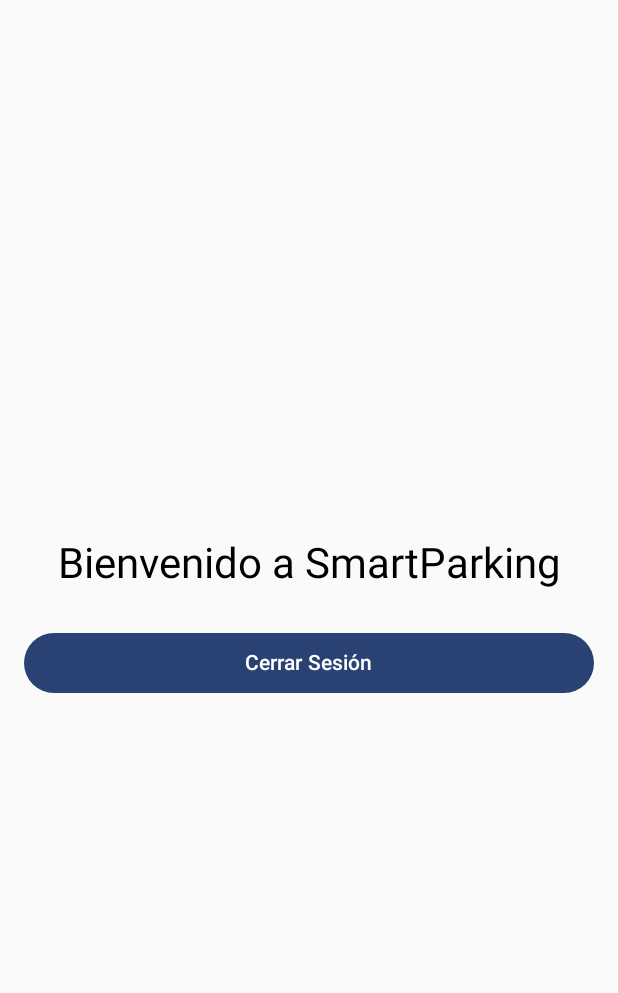
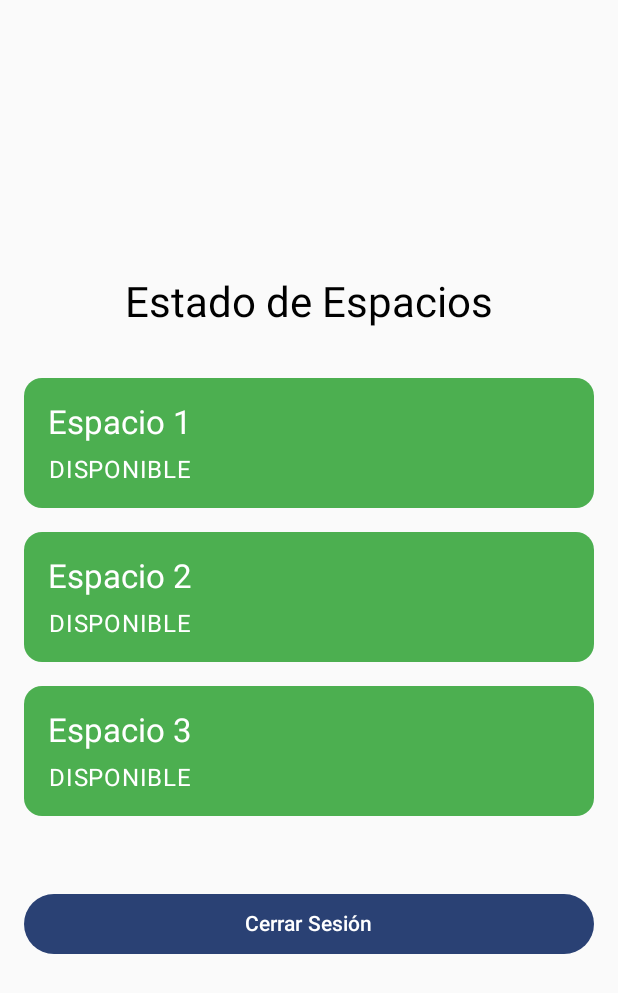
Before and after one commit to sebdev16/Parking-AI-mobile, an Android app built with Jetpack Compose: the ParkingSpacesScreen screen opened through its navigation route, on a phone screen of 412 x 824 dp. Shown: the top 993 px of the screen. Run offline under Robolectric (Android 15) with nearby library versions, the phone set to English and light mode, and no system bars; our stand-ins replace Firebase (no records; nobody signed in at launch, a user with empty details on screens opened directly).

Commit message:
Una nueva esperanza

```diff
--- a/app/build.gradle.kts
+++ b/app/build.gradle.kts
@@ -58,6 +58,7 @@ dependencies {
     implementation(libs.androidx.material3)
     implementation(libs.firebase.auth)
     implementation(libs.firebase.database)
+    implementation(libs.androidx.runtime.livedata)
     testImplementation(libs.junit)
     androidTestImplementation(libs.androidx.junit)
     androidTestImplementation(libs.androidx.espresso.core)
@@ -65,4 +66,6 @@ dependencies {
     androidTestImplementation(libs.androidx.ui.test.junit4)
     debugImplementation(libs.androidx.ui.tooling)
     debugImplementation(libs.androidx.ui.test.manifest)
+
+    implementation ("com.google.firebase:firebase-database-ktx:20.3.1")//agragada
 }
--- a/app/src/main/java/com/example/parkingai/MainActivity.kt
+++ b/app/src/main/java/com/example/parkingai/MainActivity.kt
@@ -42,7 +42,10 @@ class MainActivity : ComponentActivity() {
                     composable("splash") { SplashScreen(navController) }
                     composable("login") { LoginScreen(navController) }
                     composable("register") { RegisterScreen(navController) }
-                    composable("home") { HomeScreen(navController) }
+                    composable("home") {
+                        ParkingSpacesScreen(navController) // Reemplaza HomeScreen
+                    }
+
                 }
             }
         }
--- /dev/null
+++ b/app/src/main/java/com/example/parkingai/ParkingSpacesScreen.kt
@@ -0,0 +1,211 @@
+package com.example.parkingai
+
+import android.util.Log
+import androidx.compose.foundation.layout.Arrangement
+import androidx.compose.foundation.layout.Column
+import androidx.compose.foundation.layout.Spacer
+import androidx.compose.foundation.layout.fillMaxSize
+import androidx.compose.foundation.layout.fillMaxWidth
+import androidx.compose.foundation.layout.height
+import androidx.compose.foundation.layout.padding
+import androidx.compose.material3.Button
+import androidx.compose.material3.Card
+import androidx.compose.material3.CardDefaults
+import androidx.compose.material3.MaterialTheme
+import androidx.compose.material3.Text
+import androidx.compose.runtime.Composable
+import androidx.compose.runtime.LaunchedEffect
+import androidx.compose.runtime.mutableStateListOf
+import androidx.compose.runtime.remember
+import androidx.compose.ui.Alignment
+import androidx.compose.ui.Modifier
+import androidx.compose.ui.graphics.Color
+import androidx.compose.ui.unit.dp
+import androidx.navigation.NavController
+import com.google.firebase.auth.ktx.auth
+import com.google.firebase.database.DataSnapshot
+import com.google.firebase.database.DatabaseError
+import com.google.firebase.database.ValueEventListener
+import com.google.firebase.database.ktx.database
+import com.google.firebase.ktx.Firebase
+
+@Composable
+fun ParkingSpacesScreen(navController: NavController) {
+    val database = Firebase.database
+    val spacesRef = database.getReference("parking_spaces")
+
+    //val parkingSpaces = remember { mutableStateListOf<ParkingSpace>() }
+
+    val parkingSpaces = remember {
+        mutableStateListOf(
+            ParkingSpace(1, true),
+            ParkingSpace(2, true),
+            ParkingSpace(3, true)
+        )
+    }
+
+    // Escuchar cambios en Firebase
+//    LaunchedEffect(Unit) {
+//        spacesRef.addValueEventListener(object : ValueEventListener {
+//            override fun onDataChange(snapshot: DataSnapshot) {
+//                val spaces = snapshot.children.mapNotNull { spaceSnapshot ->
+//                    spaceSnapshot.getValue(ParkingSpace::class.java)
+//                }
+//                parkingSpaces.clear()
+//                parkingSpaces.addAll(spaces)
+//            }
+//
+//            override fun onCancelled(error: DatabaseError) {
+//                Log.e("ParkingSpaces", "Error en Firebase", error.toException())
+//            }
+//        })
+//    }
+
+    Column(
+        modifier = Modifier
+            .fillMaxSize()
+            .padding(16.dp),
+        verticalArrangement = Arrangement.Center,
+        horizontalAlignment = Alignment.CenterHorizontally
+    ) {
+        Text(
+            text = "Estado de Espacios",
+            style = MaterialTheme.typography.headlineMedium,
+            modifier = Modifier.padding(bottom = 32.dp)
+        )
+
+        // Mostrar los espacios
+        parkingSpaces.forEach { space ->
+            ParkingSpaceItem(space = space)
+            Spacer(modifier = Modifier.height(16.dp))
+        }
+
+        Button(
+            onClick = {
+                Firebase.auth.signOut()
+                navController.navigate("login") { popUpTo("home") { inclusive = true } }
+            },
+            modifier = Modifier
+                .fillMaxWidth()
+                .padding(top = 32.dp)
+        ) {
+            Text("Cerrar Sesión")
+        }
+    }
+}
+
+@Composable
+fun ParkingSpaceItem(space: ParkingSpace) {
+    Card(
+        modifier = Modifier.fillMaxWidth(),
+        colors = CardDefaults.cardColors(
+            containerColor = if (space.isAvailable) Color(0xFF4CAF50) else Color(0xFFF44336)
+        )
+    ) {
+        Column(
+            modifier = Modifier.padding(16.dp),
+            horizontalAlignment = Alignment.CenterHorizontally
+        ) {
+            Text(
+                text = "Espacio ${space.number}",
+                style = MaterialTheme.typography.titleLarge,
+                color = Color.White
+            )
+            Text(
+                text = if (space.isAvailable) "DISPONIBLE" else "OCUPADO",
+                style = MaterialTheme.typography.bodyLarge,
+                color = Color.White,
+                modifier = Modifier.padding(top = 8.dp)
+            )
+        }
+    }
+}
+
+data class ParkingSpace(
+    val number: Int = 0,
+    val isAvailable: Boolean = false,
+    val occupiedBy: String? = null
+) {
+    constructor() : this(0, false, null)
+}
+
+
+/*
+@Composable
+fun ParkingSpacesScreen(navController: NavController) {
+    // Estado para los espacios (simulado - luego conectaremos a Firebase)
+    val parkingSpaces = remember {
+        mutableStateListOf(
+            ParkingSpace(1, true),
+            ParkingSpace(2, false),
+            ParkingSpace(3, true)
+        )
+    }
+
+    Column(
+        modifier = Modifier
+            .fillMaxSize()
+            .padding(16.dp),
+        verticalArrangement = Arrangement.Center,
+        horizontalAlignment = Alignment.CenterHorizontally
+    ) {
+        Text(
+            text = "Estado de Espacios",
+            style = MaterialTheme.typography.headlineMedium,
+            modifier = Modifier.padding(bottom = 32.dp)
+        )
+
+        // Mostrar los 3 espacios
+        parkingSpaces.forEach { space ->
+            ParkingSpaceItem(space = space)
+            Spacer(modifier = Modifier.height(16.dp))
+        }
+
+        // Botón de cerrar sesión
+        Button(
+            onClick = {
+                Firebase.auth.signOut()
+                navController.navigate("login") { popUpTo("home") { inclusive = true } }
+            },
+            modifier = Modifier
+                .fillMaxWidth()
+                .padding(top = 32.dp)
+        ) {
+            Text("Cerrar Sesión")
+        }
+    }
+}
+
+@Composable
+fun ParkingSpaceItem(space: ParkingSpace) {
+    Card(
+        modifier = Modifier.fillMaxWidth(),
+        colors = CardDefaults.cardColors(
+            containerColor = if (space.isAvailable) Color(0xFF4CAF50) else Color(0xFFF44336)
+        )
+    ) {
+        Column(
+            modifier = Modifier.padding(16.dp),
+            horizontalAlignment = Alignment.CenterHorizontally
+        ) {
+            Text(
+                text = "Espacio ${space.number}",
+                style = MaterialTheme.typography.titleLarge,
+                color = Color.White
+            )
+            Text(
+                text = if (space.isAvailable) "DISPONIBLE" else "OCUPADO",
+                style = MaterialTheme.typography.bodyLarge,
+                color = Color.White,
+                modifier = Modifier.padding(top = 8.dp)
+            )
+        }
+    }
+}
+
+data class ParkingSpace(
+    val number: Int,
+    val isAvailable: Boolean
+)
+
+*/
--- a/gradle/libs.versions.toml
+++ b/gradle/libs.versions.toml
@@ -10,6 +10,7 @@ activityCompose = "1.10.1"
 composeBom = "2024.09.00"
 firebaseAuth = "23.2.0"
 firebaseDatabase = "21.0.0"
+runtimeLivedata = "1.7.8"
 
 [libraries]
 androidx-core-ktx = { group = "androidx.core", name = "core-ktx", version.ref = "coreKtx" }
@@ -28,6 +29,7 @@ androidx-ui-test-junit4 = { group = "androidx.compose.ui", name = "ui-test-junit
 androidx-material3 = { group = "androidx.compose.material3", name = "material3" }
 firebase-auth = { group = "com.google.firebase", name = "firebase-auth", version.ref = "firebaseAuth" }
 firebase-database = { group = "com.google.firebase", name = "firebase-database", version.ref = "firebaseDatabase" }
+androidx-runtime-livedata = { group = "androidx.compose.runtime", name = "runtime-livedata", version.ref = "runtimeLivedata" }
 
 [plugins]
 android-application = { id = "com.android.application", version.ref = "agp" }
```
